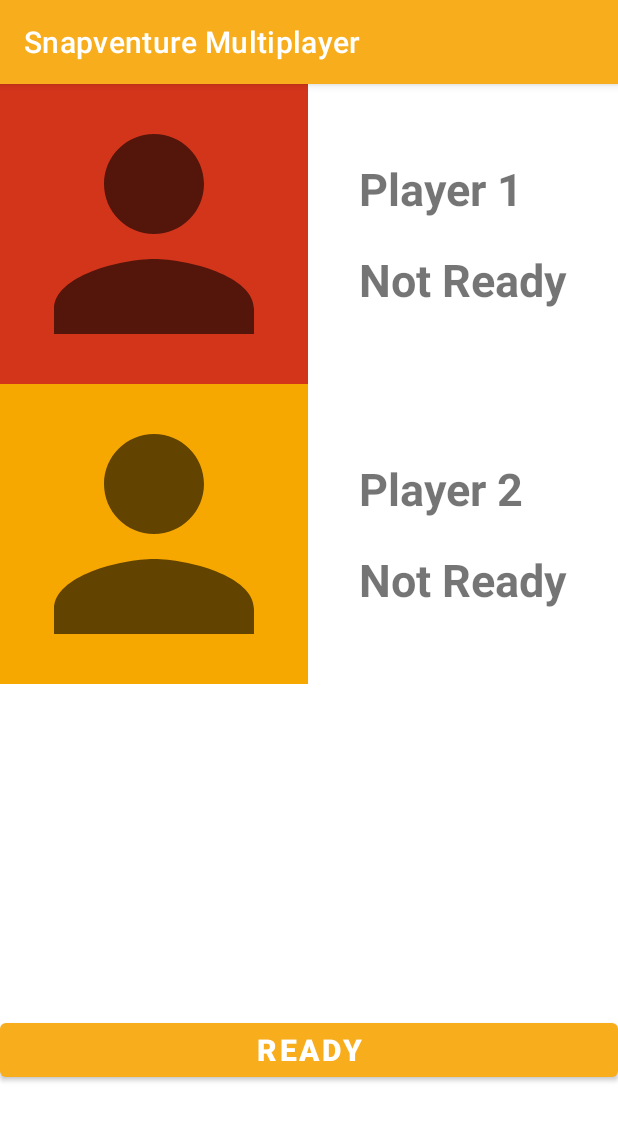
After one commit to Pypoh/SnapventureMultiplayer, an Android app: the LobbyActivity screen opened directly, with no data from a screen before it, on a phone screen of 412 x 824 dp. The commit adds this screen. Shown: the top 1121 px of the screen. Run offline under Robolectric (Android 15) with nearby library versions, the phone set to English and light mode, and no system bars; 2 statements that could not run were skipped.

Commit message:
v04.1 sulthon

```diff
--- a/app/src/main/AndroidManifest.xml
+++ b/app/src/main/AndroidManifest.xml
@@ -17,7 +17,8 @@
         android:roundIcon="@mipmap/ic_launcher_round"
         android:supportsRtl="true"
         android:theme="@style/MaterialTheme">
-        <activity android:name=".ui.MatchmakingActivity"></activity>
+        <activity android:name=".LobbyActivity"></activity>
+        <activity android:name=".ui.MatchmakingActivity" />
         <activity android:name=".ui.loading.LoadingMatchActivity" />
         <activity
             android:name=".ui.camera.CameraActivity"
--- /dev/null
+++ b/app/src/main/java/com/example/snapventuremultiplayer/LobbyActivity.kt
@@ -0,0 +1,40 @@
+package com.example.snapventuremultiplayer
+
+import androidx.appcompat.app.AppCompatActivity
+import android.os.Bundle
+import android.widget.Button
+
+class LobbyActivity : AppCompatActivity() {
+
+    lateinit var readyButton: Button
+
+    override fun onCreate(savedInstanceState: Bundle?) {
+        super.onCreate(savedInstanceState)
+        setContentView(R.layout.activity_lobby)
+
+        val bundle = intent.extras
+        val status = bundle?.getInt("STATUS")
+
+        status?.let { checkPlayer(it) }
+        readyButton.setOnClickListener {
+            intentToMatchBattle()
+        }
+    }
+
+    private fun checkPlayer(status: Int) {
+        if (status == 1) {
+//            checkPlayerAvailable()
+        } else {
+
+        }
+    }
+
+    private fun intentToMatchBattle() {
+        TODO("Not yet implemented")
+    }
+
+    private suspend fun checkPlayerAvailable() {
+
+    }
+
+}
--- a/app/src/main/java/com/example/snapventuremultiplayer/ui/dashboard/DashboardFragment.kt
+++ b/app/src/main/java/com/example/snapventuremultiplayer/ui/dashboard/DashboardFragment.kt
@@ -2,6 +2,7 @@ package com.example.snapventuremultiplayer.ui.dashboard
 
 import android.app.AlertDialog
 import android.content.ContentValues
+import android.content.Intent
 import android.content.SharedPreferences
 import android.os.Build
 import android.os.Bundle
@@ -16,16 +17,20 @@ import android.widget.Toast
 import androidx.annotation.RequiresApi
 import androidx.fragment.app.Fragment
 import androidx.lifecycle.ViewModelProvider
+import com.example.snapventuremultiplayer.LobbyActivity
 import com.example.snapventuremultiplayer.R
 import com.example.snapventuremultiplayer.repository.model.QuestionsModel
 import com.example.snapventuremultiplayer.repository.model.RoomModel
 import com.example.snapventuremultiplayer.ui.home.HomeViewModel
-import com.google.android.material.button.MaterialButton
+import com.example.snapventuremultiplayer.ui.loading.LoadingMatchActivity
 import com.google.firebase.auth.FirebaseAuth
 import com.google.firebase.firestore.*
+import kotlinx.coroutines.Dispatchers
 import kotlinx.coroutines.GlobalScope
 import kotlinx.coroutines.launch
 import kotlinx.coroutines.tasks.await
+import kotlinx.coroutines.withContext
+import toast
 import java.util.*
 import kotlin.collections.ArrayList
 import kotlin.random.Random
@@ -88,6 +93,7 @@ class DashboardFragment : Fragment() {
         setupViewBinding(root)
         return root
     }
+
     @RequiresApi(Build.VERSION_CODES.N)
     override fun onActivityCreated(savedInstanceState: Bundle?) {
         super.onActivityCreated(savedInstanceState)
@@ -157,17 +163,15 @@ class DashboardFragment : Fragment() {
 
         mRef.collection("multiplayer").document(roomId).get().addOnSuccessListener { doc ->
             if (doc.exists()) {
-                preferences = requireContext().getSharedPreferences("PREFS", 0)
                 Log.d("Dashboard checkRoom", "Room Found")
-//                            val editor: SharedPreferences.Editor = preferences.edit()
-//                            editor.putString("roomname", roomName)
-//                            editor.apply()
-//                            //pindah fragment
+                val player_status: Int = 2
+                intentToLobby(player_status)
             } else {
                 Log.d("Dashboard checkRoom", "Room Not Found")
             }
         }
     }
+
     private suspend fun getAllQuestions() {
         try {
             val colRef: CollectionReference = mRef.collection("questions")
@@ -203,12 +207,13 @@ class DashboardFragment : Fragment() {
                     questionDataSet.add(questionModel)
                 }.await()
             }
+
+            getAllRoomId()
+
         } catch (e: FirebaseFirestoreException) {
-
+            Log.d("DashboardFragment: ", e.message + "")
         }
-
     }
-
 
     @RequiresApi(Build.VERSION_CODES.N)
     suspend fun getAllRoomId() {
@@ -228,6 +233,7 @@ class DashboardFragment : Fragment() {
 
         }
     }
+
     @RequiresApi(Build.VERSION_CODES.N)
     suspend fun checkRoomId(roomId: String) {
         mRef.collection("multiplayer").document(roomId).get().addOnSuccessListener { doc ->
@@ -256,19 +262,42 @@ class DashboardFragment : Fragment() {
             }
             createRoomDatabase(roomId)
         } catch (e: FirebaseFirestoreException) {
+
             generateRoomId()
+
         }
     }
 
-    suspend fun createRoomDatabase(roomId: String) {
+    private suspend fun createRoomDatabase(roomId: String) {
+        return try {
+            val userId = FirebaseAuth.getInstance().currentUser?.uid.toString()
+            val roomModel = hashMapOf("userIdPlayer1" to userId, "userIdPlayer2" to "", "scorePlayer1" to -1, "scorePlayer2" to -1, "player1Ready" to false, "player2Ready" to false, "roomId" to roomId)
 
-            generateRoomId()
+            val docRef: DocumentReference = mRef.collection("multiplayer").document(roomId)
+            docRef.set(roomModel).addOnSuccessListener { result ->
+                Log.d("DashboardFragment: ", "$result")
+            }.await()
+            for ((index, questionId:String) in questionIds.withIndex()) {
+                val docCollection: DocumentReference = docRef.collection("questions").document(questionId)
+                docCollection.set(questionDataSet[index]).addOnCompleteListener { result ->
 
+                }.await()
 
+            }
+            val player_status:Int = 1
+            intentToLobby(player_status)
+
+        } catch (e: FirebaseFirestoreException) {
+
+        }
     }
 
-    private fun intentToLobby() {
+    private fun intentToLobby(status: Int) {
+        Log.d("DashboardFragment", "Success")
 
+        val intent = Intent(context, LobbyActivity::class.java)
+        intent.putExtra("STATUS", status)
+        startActivity(intent)
     }
 
     @RequiresApi(Build.VERSION_CODES.N)
--- /dev/null
+++ b/app/src/main/res/drawable/ic_baseline_person_24.xml
@@ -0,0 +1,10 @@
+<vector xmlns:android="http://schemas.android.com/apk/res/android"
+    android:width="24dp"
+    android:height="24dp"
+    android:viewportWidth="24"
+    android:viewportHeight="24"
+    android:tint="?attr/colorControlNormal">
+  <path
+      android:fillColor="@android:color/white"
+      android:pathData="M12,12c2.21,0 4,-1.79 4,-4s-1.79,-4 -4,-4 -4,1.79 -4,4 1.79,4 4,4zM12,14c-2.67,0 -8,1.34 -8,4v2h16v-2c0,-2.66 -5.33,-4 -8,-4z"/>
+</vector>
--- /dev/null
+++ b/app/src/main/res/layout/activity_lobby.xml
@@ -0,0 +1,93 @@
+<?xml version="1.0" encoding="utf-8"?>
+<androidx.constraintlayout.widget.ConstraintLayout xmlns:android="http://schemas.android.com/apk/res/android"
+    xmlns:app="http://schemas.android.com/apk/res-auto"
+    xmlns:tools="http://schemas.android.com/tools"
+    android:layout_width="match_parent"
+    android:layout_height="match_parent"
+    tools:context=".LobbyActivity">
+        <GridLayout
+            android:layout_width="match_parent"
+            android:layout_height="wrap_content"
+            android:rowCount="2"
+            android:columnCount="2">
+            <ImageView
+                android:id="@+id/player1"
+                android:layout_width="205dp"
+                android:layout_height="200dp"
+                android:src="@drawable/ic_baseline_person_24"
+                app:layout_constraintTop_toTopOf="parent"
+                app:layout_constraintLeft_toLeftOf="parent"
+                app:layout_constraintRight_toRightOf="parent"
+                android:background="@color/classroom_red"/>
+            <androidx.constraintlayout.widget.ConstraintLayout
+                android:layout_height="match_parent"
+                android:layout_width="wrap_content"
+                android:layout_gravity="center">
+                <TextView
+                    android:id="@+id/tv_player1"
+                    android:layout_width="wrap_content"
+                    android:layout_height="match_parent"
+                    android:text="Player 1"
+                    android:textStyle="bold"
+                    android:textSize="30dp"
+                    app:layout_constraintTop_toTopOf="parent"
+                    app:layout_constraintBottom_toTopOf="@id/player1_status"
+                    android:layout_marginBottom="20dp"/>
+                <TextView
+                    android:id="@+id/player1_status"
+                    android:layout_width="wrap_content"
+                    android:layout_height="match_parent"
+                    android:text="Not Ready"
+                    android:textStyle="bold"
+                    android:textSize="30dp"
+                    app:layout_constraintTop_toBottomOf="@id/tv_player1"
+                    app:layout_constraintBottom_toBottomOf="parent"/>
+            </androidx.constraintlayout.widget.ConstraintLayout>
+            <ImageView
+                android:id="@+id/player2"
+                android:layout_width="205dp"
+                android:layout_height="200dp"
+                android:src="@drawable/ic_baseline_person_24"
+                app:layout_constraintTop_toBottomOf="@id/player1"
+                app:layout_constraintLeft_toLeftOf="parent"
+                app:layout_constraintRight_toRightOf="parent"
+                android:background="@color/kitchen_yellow"/>
+            <androidx.constraintlayout.widget.ConstraintLayout
+                android:layout_height="match_parent"
+                android:layout_width="wrap_content"
+                android:layout_gravity="center">
+                <TextView
+                    android:id="@+id/tv_player2"
+                    android:layout_width="wrap_content"
+                    android:layout_height="match_parent"
+                    android:text="Player 2"
+                    android:textStyle="bold"
+                    android:textSize="30dp"
+                    app:layout_constraintTop_toTopOf="parent"
+                    app:layout_constraintBottom_toTopOf="@id/player1_status"/>
+                <TextView
+                    android:id="@+id/player2_status"
+                    android:layout_width="wrap_content"
+                    android:layout_height="match_parent"
+                    android:text="Not Ready"
+                    android:textStyle="bold"
+                    android:textSize="30dp"
+                    app:layout_constraintTop_toBottomOf="@id/tv_player2"
+                    app:layout_constraintBottom_toBottomOf="parent"
+                    android:layout_marginTop="20dp"/>
+            </androidx.constraintlayout.widget.ConstraintLayout>
+        </GridLayout>
+
+
+
+        <Button
+            android:id="@+id/btn_ready"
+            android:layout_width="match_parent"
+            android:layout_height="wrap_content"
+            android:layout_marginBottom="100dp"
+            android:text="Ready"
+            android:textSize="20dp"
+            android:textStyle="bold"
+            app:layout_constraintBottom_toBottomOf="parent" />
+
+</androidx.constraintlayout.widget.ConstraintLayout>
```
Also changed, not shown: app/src/main/java/com/example/snapventuremultiplayer/ui/home/HomeFragment.kt (+0 -96 lines), 1 other file.
